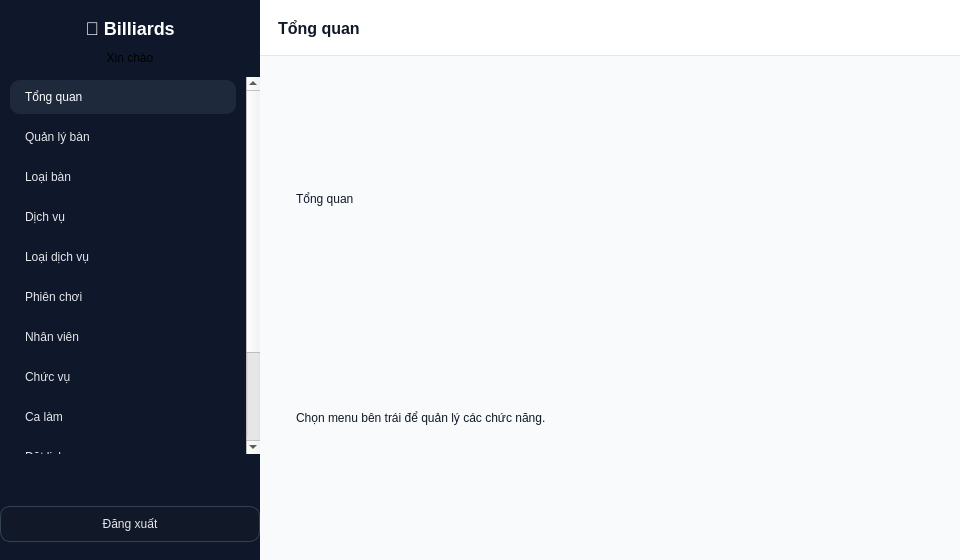
Before: the Qt Designer form app/ui/main.ui in thaieaut-engineer/Cong-nghe-phan-mem, drawn with Qt 5.
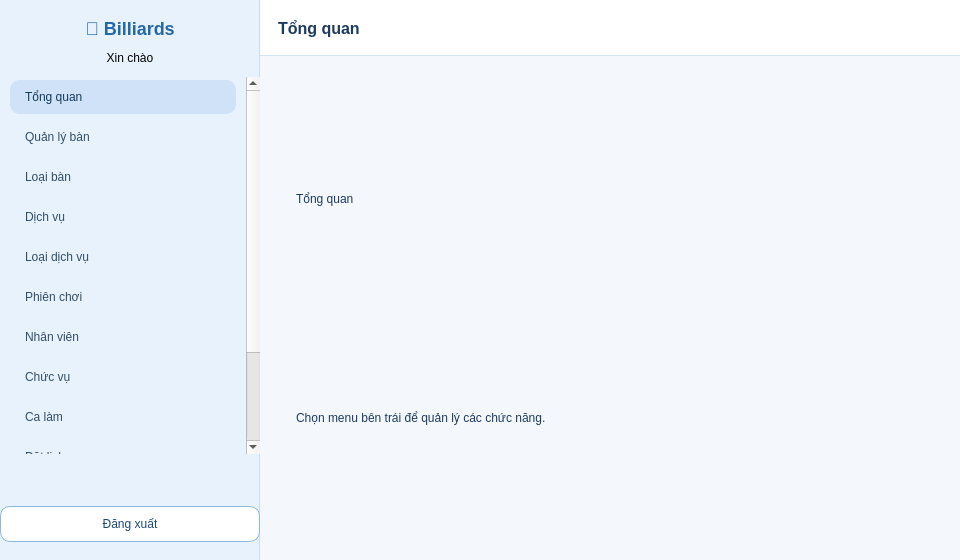
After: the same form once the commit is applied.

```diff
--- a/app/ui/main.ui
+++ b/app/ui/main.ui
@@ -42,7 +42,7 @@
       </size>
      </property>
      <property name="styleSheet">
-      <string notr="true">QFrame#sidebar{background:#0f172a;color:#e5e7eb;} QLabel#lblBrand{font-size:18px;font-weight:700;color:#ffffff;} QListWidget{border:none;background:transparent;} QListWidget::item{padding:10px 12px;border-radius:10px;margin:3px 10px;color:#e5e7eb;} QListWidget::item:selected{background:#1e293b;color:#ffffff;} QPushButton#btnLogout{background:#111827;border:1px solid #334155;color:#e5e7eb;border-radius:10px;padding:10px 12px;} QPushButton#btnLogout:hover{background:#0b1220;}</string>
+      <string notr="true">QFrame#sidebar{background:#e8f2fc;border-right:1px solid #c8ddf0;color:#334e68;} QLabel#lblBrand{font-size:18px;font-weight:700;color:#2568a8;} QListWidget{border:none;background:transparent;} QListWidget::item{padding:10px 12px;border-radius:10px;margin:3px 10px;color:#334e68;} QListWidget::item:hover{background:#ddeaf9;} QListWidget::item:selected{background:#cfe2f7;color:#153a5c;} QPushButton#btnLogout{background:#ffffff;border:1px solid #8eb8e0;color:#1e4976;border-radius:10px;padding:10px 12px;} QPushButton#btnLogout:hover{background:#f0f7ff;border-color:#6ba3d4;}</string>
      </property>
      <layout class="QVBoxLayout" name="sidebarLayout">
       <property name="leftMargin">
@@ -185,7 +185,7 @@
       </sizepolicy>
      </property>
      <property name="styleSheet">
-      <string notr="true">QFrame#content{background:#f8fafc;} QLabel{color:#111827;} QFrame#topbar{background:#ffffff;border-bottom:1px solid #e5e7eb;} QStackedWidget{background:transparent;} QFrame.pageCard{background:#ffffff;border:1px solid #e5e7eb;border-radius:16px;} QLabel.pageTitle{font-size:18px;font-weight:700;}</string>
+      <string notr="true">QFrame#content{background:#f4f8fd;} QLabel{color:#1e3a5f;} QFrame#topbar{background:#ffffff;border-bottom:1px solid #d4e4f7;} QStackedWidget{background:transparent;} QFrame.pageCard{background:#ffffff;border:1px solid #d4e4f7;border-radius:16px;} QLabel.pageTitle{font-size:18px;font-weight:700;}</string>
      </property>
      <layout class="QVBoxLayout" name="contentLayout">
       <property name="leftMargin">
```
